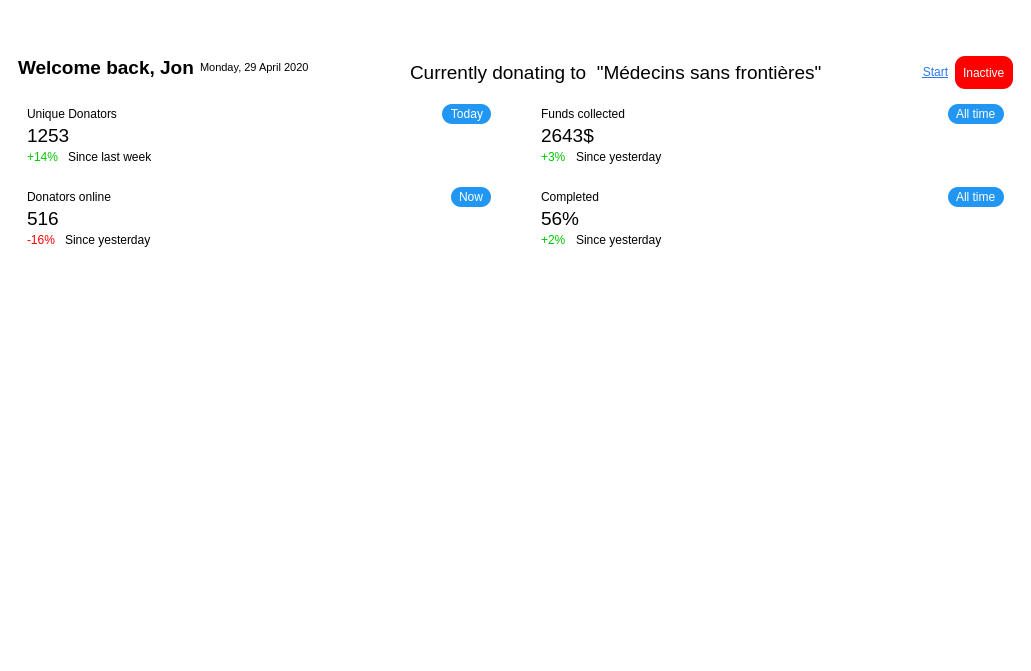
Old version of the form MiningForHumanity/src/MainWindow.ui in the repository jondef/MiningForHumanity.
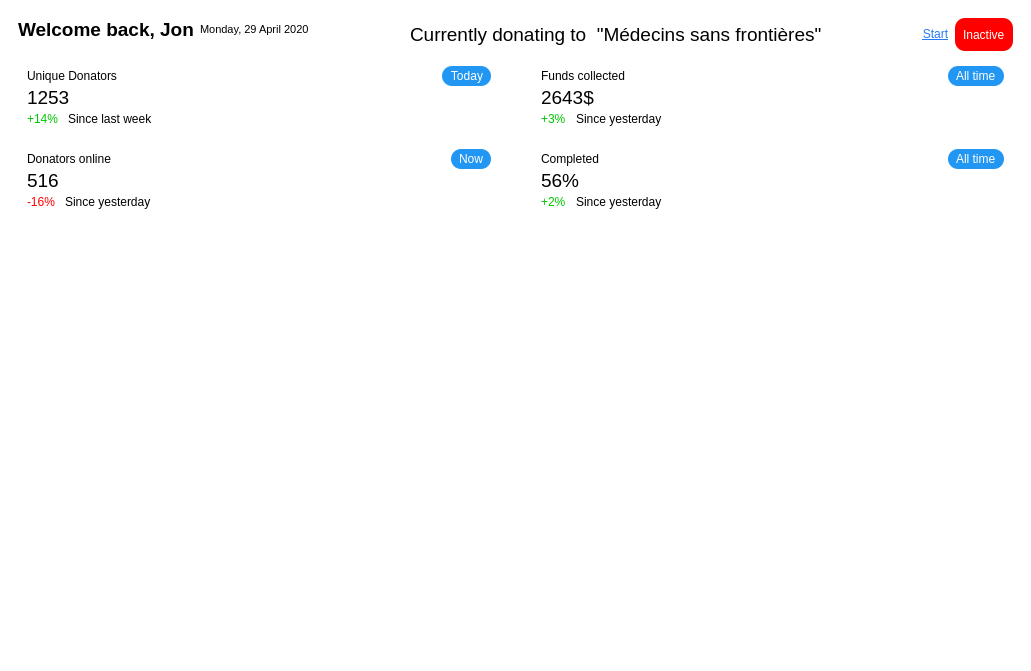
New version of the form. Custom widgets are drawn as their Qt base class.

Commit message: Gave the toolbar its own class

```diff
--- a/MiningForHumanity/src/MainWindow.ui
+++ b/MiningForHumanity/src/MainWindow.ui
@@ -905,21 +905,6 @@
       <property name="styleSheet">
        <string notr="true">#toolBar { background-color: white; }</string>
       </property>
-      <layout class="QHBoxLayout" name="horizontalLayout_17">
-       <item>
-        <spacer name="horizontalSpacer">
-         <property name="orientation">
-          <enum>Qt::Horizontal</enum>
-         </property>
-         <property name="sizeHint" stdset="0">
-          <size>
-           <width>40</width>
-           <height>20</height>
-          </size>
-         </property>
-        </spacer>
-       </item>
-      </layout>
      </widget>
     </item>
     <item row="0" column="0" rowspan="3">
@@ -948,7 +933,13 @@
   <customwidget>
    <class>Ribbon</class>
    <extends>QWidget</extends>
-   <header>Ribbon.h</header>
+   <header>Ribbon.hpp</header>
+   <container>1</container>
+  </customwidget>
+  <customwidget>
+   <class>ToolBar</class>
+   <extends>QWidget</extends>
+   <header>ToolBar.hpp</header>
    <container>1</container>
   </customwidget>
  </customwidgets>
```
Left out of the diff: 2 changed lines with no effect on the pictures. The commit also changes 4 other files.
